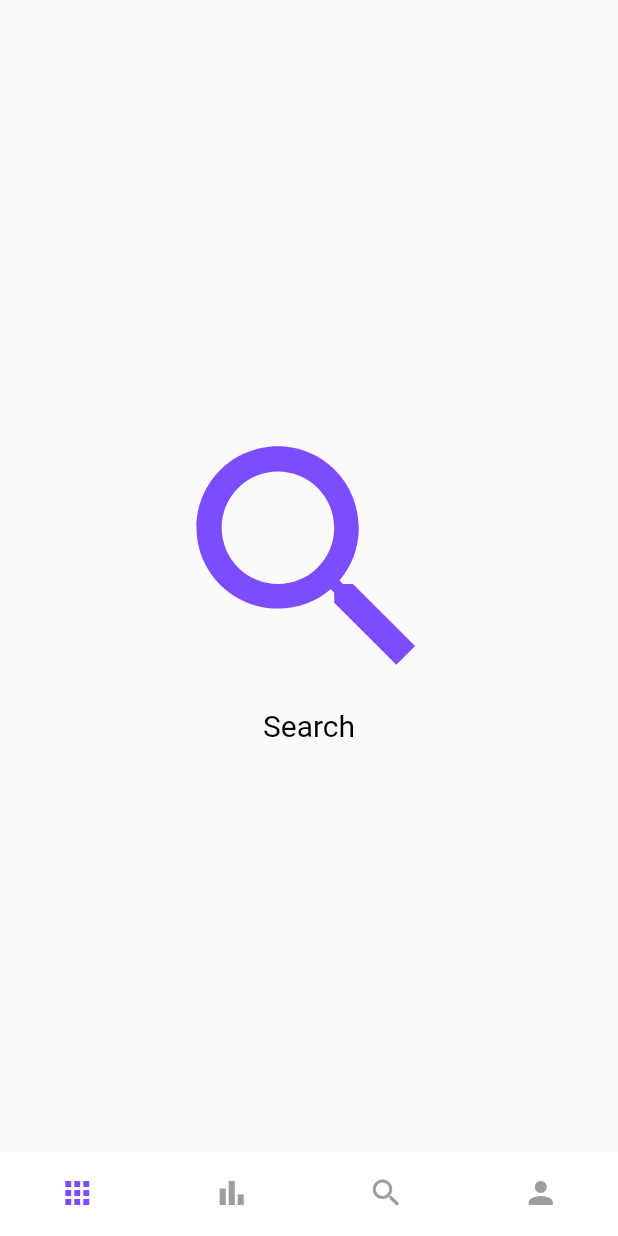
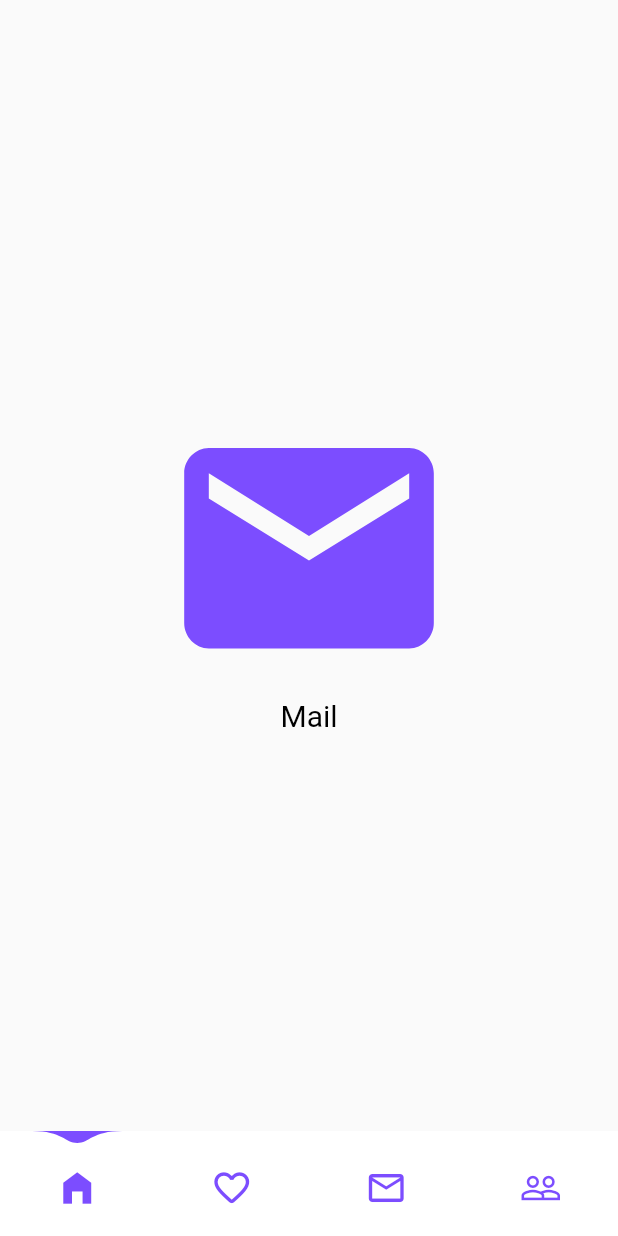
Before and after one commit to AmirBayat0/Flutter-Travel-App, a Flutter app: the MainWrapper screen opened directly, swiped to page 3, on a phone screen of 412 x 824 dp. Run offline on Flutter 3.47's test engine with Material 2 defaults, Android fonts, the phone set to English and light mode, and no system bars; drawn by our look-alikes of water_drop_nav_bar; our stand-ins replace animate_do, google_fonts; missing offline and left inert: shape_of_view_null_safe; Roboto replaces fonts that are missing (Ubuntu).

Commit message:
Files and Codes added

```diff
--- a/travel_app/lib/nav_pages.dart/bar.dart
+++ b/travel_app/lib/nav_pages.dart/favorite.dart
@@ -12,12 +12,12 @@ class Bar extends StatelessWidget {
         mainAxisAlignment: MainAxisAlignment.center,
         children: const [
           Icon(
-            Icons.bar_chart_sharp,
+            Icons.favorite,
             size: 200.0,
             color: Colors.deepPurpleAccent,
           ),
           AppText(
-            text: "Bar",
+            text: "Favorite",
             size: 20,
             color: Colors.black,
             fontWeight: FontWeight.w400,
--- a/travel_app/lib/nav_pages.dart/search.dart
+++ b/travel_app/lib/nav_pages.dart/mail.dart
@@ -2,8 +2,8 @@ import 'package:flutter/material.dart';
 
 import '../widget/reuseable_text.dart';
 
-class Search extends StatelessWidget {
-  const Search({super.key});
+class Mail extends StatelessWidget {
+  const Mail({super.key});
 
   @override
   Widget build(BuildContext context) {
@@ -12,12 +12,12 @@ class Search extends StatelessWidget {
         mainAxisAlignment: MainAxisAlignment.center,
         children: const [
           Icon(
-            Icons.search,
+            Icons.mail,
             size: 200.0,
             color: Colors.deepPurpleAccent,
           ),
           AppText(
-            text: "Search",
+            text: "Mail",
             size: 20,
             color: Colors.black,
             fontWeight: FontWeight.w400,
--- a/travel_app/lib/nav_pages.dart/main_wrapper.dart
+++ b/travel_app/lib/nav_pages.dart/main_wrapper.dart
@@ -1,8 +1,9 @@
 import 'package:flutter/material.dart';
+import 'package:water_drop_nav_bar/water_drop_nav_bar.dart';
 
-import '../nav_pages.dart/bar.dart';
+import 'favorite.dart';
 import '../nav_pages.dart/profile.dart';
-import '../nav_pages.dart/search.dart';
+import 'mail.dart';
 import '../pages/home_page.dart';
 
 class MainWrapper extends StatefulWidget {
@@ -18,7 +19,7 @@ class _MainWrapperState extends State<MainWrapper> {
   List<Widget> pages = const [
     HomePage(),
     Bar(),
-    Search(),
+    Mail(),
     Profile(),
   ];
 
@@ -45,46 +46,68 @@ class _MainWrapperState extends State<MainWrapper> {
         controller: pageController,
         children: pages,
       ),
-        bottomNavigationBar: BottomNavigationBar(
-          unselectedFontSize: 0,
-          selectedFontSize: 0,
-          type: BottomNavigationBarType.fixed,
-          currentIndex: currentIndex,
-          showSelectedLabels: false,
-          showUnselectedLabels: false,
+      bottomNavigationBar: WaterDropNavBar(
+
+        bottomPadding: 10.0,
+        waterDropColor: Colors.deepPurpleAccent,
         backgroundColor: Colors.white,
-          onTap: onTap,
-          elevation: 0,
-          unselectedItemColor: Colors.grey,
-          selectedItemColor: Colors.deepPurpleAccent,
-          items: const [
-            BottomNavigationBarItem(
-              label: "Home",
-              icon: Icon(
-                Icons.apps_rounded,
+        onItemSelected: onTap,
+        selectedIndex: currentIndex,
+        barItems: [
+          BarItem(
+            filledIcon: Icons.home_filled,
+            outlinedIcon: Icons.home_outlined,
           ),
-            ),
-            BottomNavigationBarItem(
-              label: "Bar",
-              icon: Icon(
-                Icons.bar_chart_sharp,
-              ),
-            ),
-            BottomNavigationBarItem(
-              label: "Search",
-              icon: Icon(
-                Icons.search,
-              ),
-            ),
-            BottomNavigationBarItem(
-              label: "My Profile",
-              icon: Icon(
-                Icons.person,
-              ),
-            ),
+          BarItem(
+              filledIcon: Icons.favorite_rounded,
+              outlinedIcon: Icons.favorite_border_rounded),
+          BarItem(
+              filledIcon: Icons.mail,
+              outlinedIcon: Icons.mail_outline_outlined),
+          BarItem(filledIcon: Icons.people, outlinedIcon: Icons.people_outline),
         ],
       ),
-      ),
-    );
+    ));
   }
 }
+
+
+//  BottomNavigationBar(
+//           unselectedFontSize: 0,
+//           selectedFontSize: 0,
+//           type: BottomNavigationBarType.fixed,
+//           currentIndex: currentIndex,
+//           showSelectedLabels: false,
+//           showUnselectedLabels: false,
+//           backgroundColor: Colors.white,
+//           onTap: onTap,
+//           elevation: 0,
+//           unselectedItemColor: Colors.grey,
+//           selectedItemColor: Colors.deepPurpleAccent,
+//           items: const [
+//             BottomNavigationBarItem(
+//               label: "Home",
+//               icon: Icon(
+//                 Icons.apps_rounded,
+//               ),
+//             ),
+//             BottomNavigationBarItem(
+//               label: "Bar",
+//               icon: Icon(
+//                 Icons.bar_chart_sharp,
+//               ),
+//             ),
+//             BottomNavigationBarItem(
+//               label: "Search",
+//               icon: Icon(
+//                 Icons.search,
+//               ),
+//             ),
+//             BottomNavigationBarItem(
+//               label: "My Profile",
+//               icon: Icon(
+//                 Icons.person,
+//               ),
+//             ),
+//           ],
+//         ),
--- a/travel_app/pubspec.yaml
+++ b/travel_app/pubspec.yaml
@@ -16,9 +16,7 @@ dependencies:
   animate_do: ^3.0.2
   shape_of_view_null_safe: ^2.0.0
   google_fonts: ^4.0.1
-  bloc: ^8.1.1
-  flutter_bloc: ^8.1.1
-  equatable: ^2.0.5
+  water_drop_nav_bar: ^2.2.0+5
 
 dev_dependencies:
   flutter_test:
```
Also changed, not shown: travel_app/pubspec.lock. Lines whose indentation alone changed are shown as unchanged.
